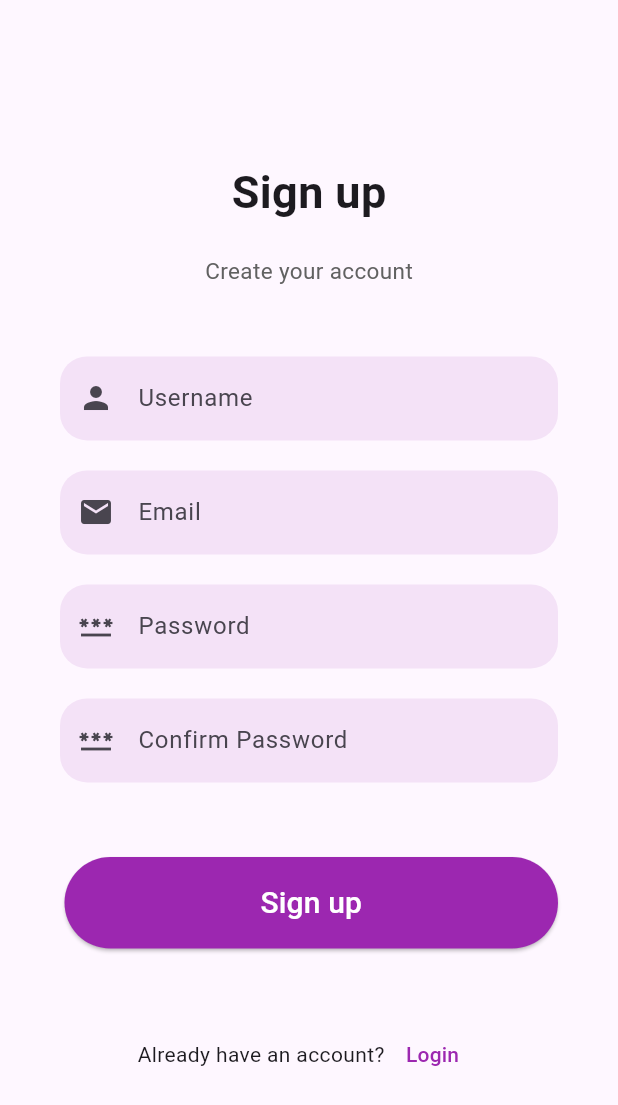
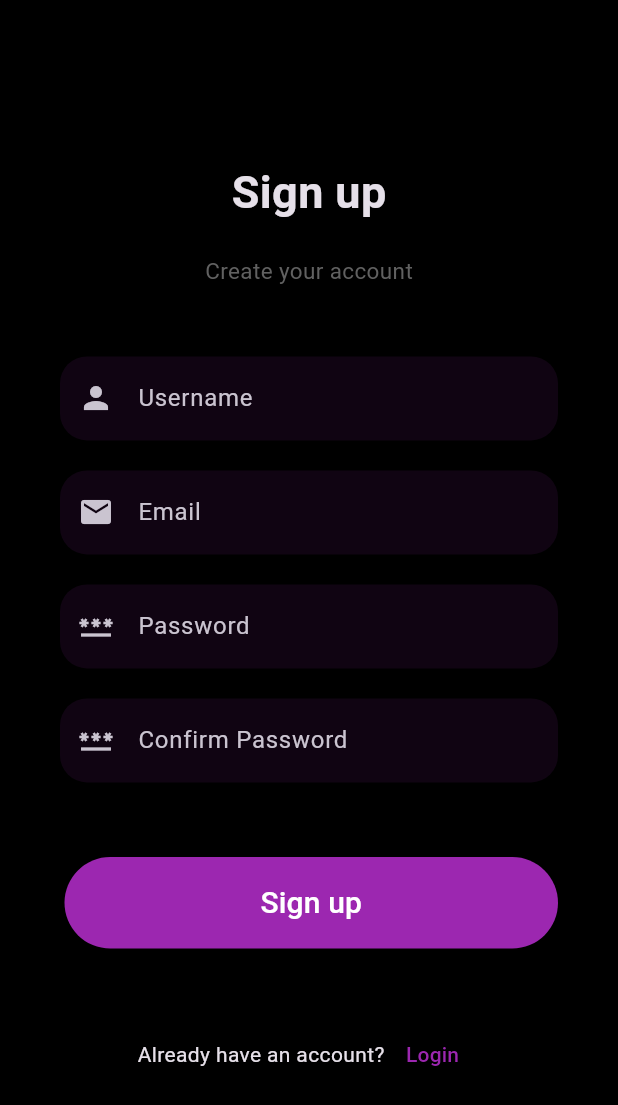
Before and after one commit to IZSSERAFIM/neatflix, a Flutter app: the screen it shows after launch, after a tap on "Login", after a tap on "Sign Up", on a phone screen of 412 x 824 dp. Shown: the top 1105 px of the screen. Run offline on Flutter 3.47's test engine with Material 3 defaults, Android fonts, the phone set to English and light mode, and no system bars; our stand-ins replace bloc, chewie, flutter_bloc, flutter_rating_bar, video_player; network calls fail.

Commit message:
fix the bugs of screen theme

```diff
--- a/lib/main.dart
+++ b/lib/main.dart
@@ -11,8 +11,11 @@ class MyApp extends StatelessWidget {
     return MaterialApp(
       debugShowCheckedModeBanner: false,
       title: 'Neatflix',
-      theme: ThemeData(
-        primarySwatch: Colors.blue,
+      theme: ThemeData.dark().copyWith(
+        primaryColor: Color(0xFF0A0E21),
+        progressIndicatorTheme: const ProgressIndicatorThemeData(
+          color: Colors.blue,
+        ),
         visualDensity: VisualDensity.adaptivePlatformDensity,
         scaffoldBackgroundColor: Colors.black,
       ),
--- a/lib/screens/login_page.dart
+++ b/lib/screens/login_page.dart
@@ -15,9 +15,7 @@ class _LoginPageState extends State<LoginPage> {
 
   @override
   Widget build(BuildContext context) {
-    return MaterialApp(
-      debugShowCheckedModeBanner: false,
-      home: Scaffold(
+    return Scaffold(
       body: Container(
         margin: const EdgeInsets.all(24),
         child: Column(
@@ -28,7 +26,6 @@ class _LoginPageState extends State<LoginPage> {
             _forgotPassword(context),
             _signup(context),
           ],
-          ),
         ),
       ),
     );
@@ -101,6 +98,12 @@ class _LoginPageState extends State<LoginPage> {
             onPressed: () {
               if (_formKey.currentState!.validate()) {
                 print("username: $username, password: $password");
+                Navigator.pushReplacement(
+                  context,
+                  MaterialPageRoute(
+                    builder: (context) => NavScreen(),
+                  ),
+                );
               }
             },
             style: ElevatedButton.styleFrom(
--- a/lib/screens/screens.dart
+++ b/lib/screens/screens.dart
@@ -5,3 +5,4 @@ export 'player_screen.dart';
 export 'nav_screen.dart';
 export 'login_page.dart';
 export 'signup_page.dart';
+export 'profile_screen.dart';
--- a/lib/screens/signup_page.dart
+++ b/lib/screens/signup_page.dart
@@ -37,9 +37,7 @@ class _SignupPageState extends State<SignupPage> {
 
   @override
   Widget build(BuildContext context) {
-    return MaterialApp(
-      debugShowCheckedModeBanner: false,
-      home: Scaffold(
+    return Scaffold(
       body: SingleChildScrollView(
         child: Container(
           padding: const EdgeInsets.symmetric(horizontal: 40),
@@ -226,7 +224,6 @@ class _SignupPageState extends State<SignupPage> {
           ),
         ),
       ),
-      ),
     );
   }
 }
```
Also changed, not shown: lib/screens/profile_screen.dart (added, +118 -0 lines), lib/widgets/custom_app_bar.dart (+29 -4 lines), 1 other file. Lines whose indentation alone changed are shown as unchanged.
